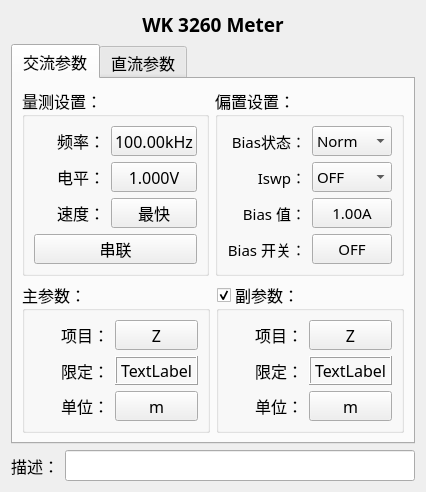
Old version of the form MeterMode/cls3260MeterMode.ui in the repository caicaiking/WKEFactoryView2014.
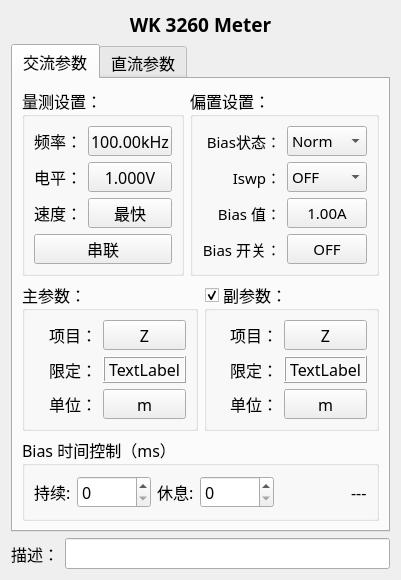
New version of the form. Custom widgets are drawn as their Qt base class.

```diff
--- a/MeterMode/cls3260MeterMode.ui
+++ b/MeterMode/cls3260MeterMode.ui
@@ -6,8 +6,8 @@
    <rect>
     <x>0</x>
     <y>0</y>
-    <width>426</width>
-    <height>431</height>
+    <width>393</width>
+    <height>497</height>
    </rect>
   </property>
   <property name="font">
@@ -631,6 +631,63 @@
          </item>
         </layout>
        </item>
+       <item>
+        <widget class="QGroupBox" name="grpBiasTime">
+         <property name="title">
+          <string>Bias 时间控制（ms）</string>
+         </property>
+         <layout class="QHBoxLayout" name="horizontalLayout_2">
+          <item>
+           <widget class="QLabel" name="label_2">
+            <property name="text">
+             <string>持续:</string>
+            </property>
+           </widget>
+          </item>
+          <item>
+           <widget class="QSpinBox" name="txtBiasOn">
+            <property name="maximum">
+             <number>99999</number>
+            </property>
+           </widget>
+          </item>
+          <item>
+           <widget class="QLabel" name="label_3">
+            <property name="text">
+             <string>休息:</string>
+            </property>
+           </widget>
+          </item>
+          <item>
+           <widget class="QSpinBox" name="txtBiasOff">
+            <property name="maximum">
+             <number>99999</number>
+            </property>
+           </widget>
+          </item>
+          <item>
+           <spacer name="horizontalSpacer">
+            <property name="orientation">
+             <enum>Qt::Horizontal</enum>
+            </property>
+            <property name="sizeHint" stdset="0">
+             <size>
+              <width>40</width>
+              <height>20</height>
+             </size>
+            </property>
+           </spacer>
+          </item>
+          <item>
+           <widget class="QLabel" name="txtStatus">
+            <property name="text">
+             <string>---</string>
+            </property>
+           </widget>
+          </item>
+         </layout>
+        </widget>
+       </item>
       </layout>
      </widget>
      <widget class="QWidget" name="tbRDC">
```
Left out of the diff: 2 changed lines with no effect on the pictures.
